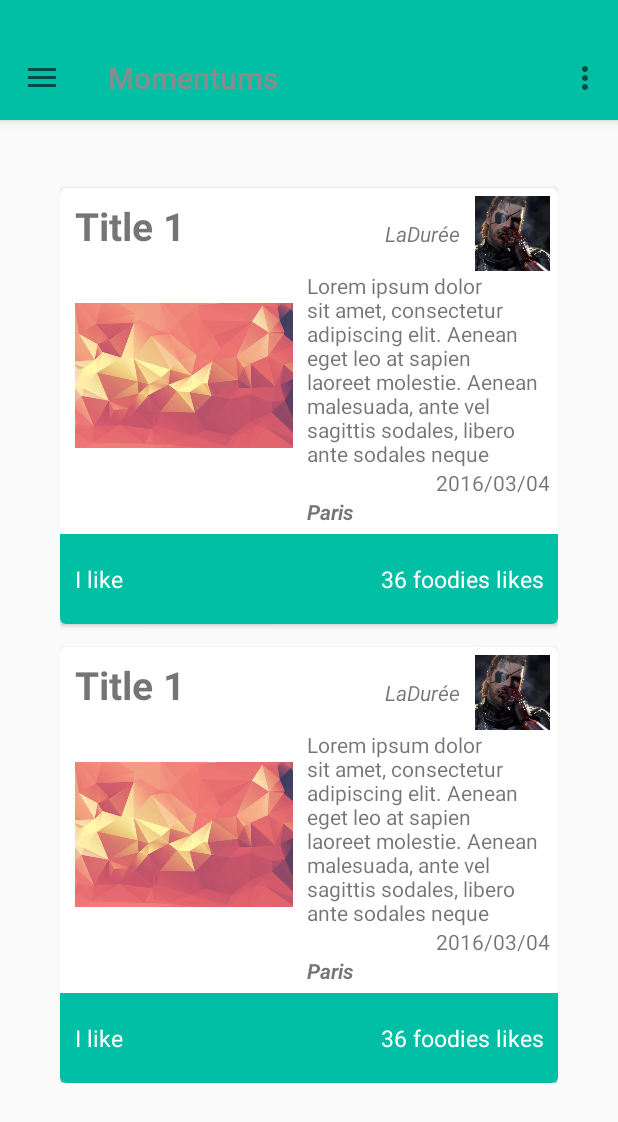
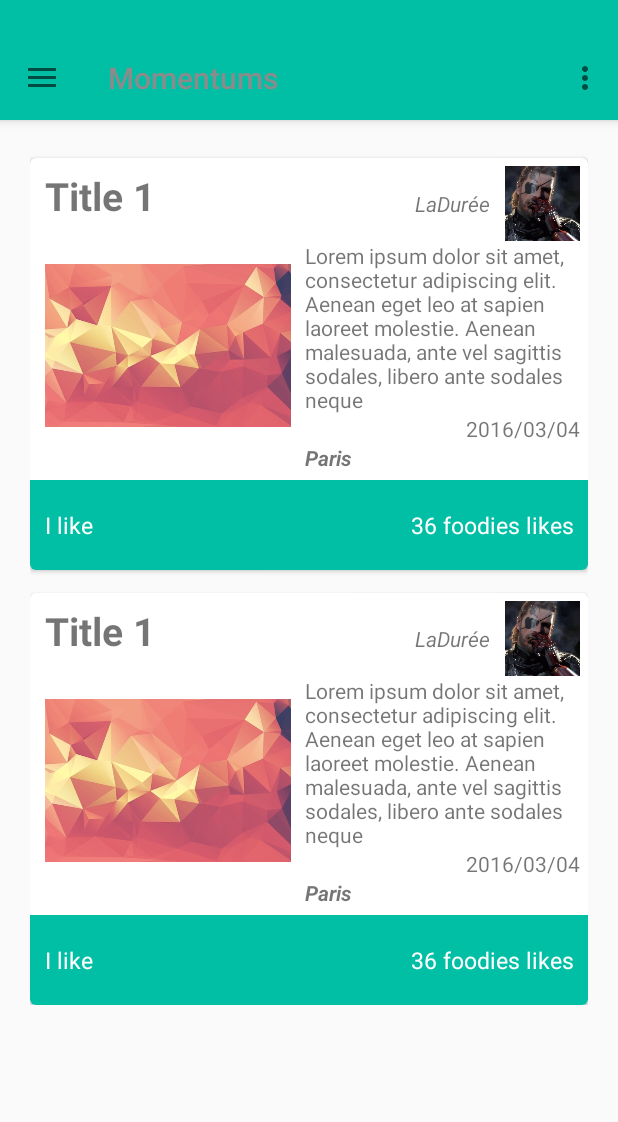
Before and after one commit to Kilomat/Foodie, an Android app: the screen it shows after launch (MainActivity), after a tap on "Momentums", on a phone screen of 412 x 824 dp. Shown: the top 1122 px of the screen. Run offline under Robolectric (Android 15) with nearby library versions, the light colour scheme and no system bars; our stand-ins replace ButterKnife; 1 other tap on this screen came first.

Commit message:
android project

```diff
--- a/app/src/main/java/foodie/project_training/com/foodie/MainActivity.java
+++ b/app/src/main/java/foodie/project_training/com/foodie/MainActivity.java
@@ -14,8 +14,8 @@ import android.view.View;
 import android.view.Menu;
 import android.view.MenuItem;
 
+import butterknife.Bind;
 import butterknife.ButterKnife;
-import butterknife.InjectView;
 import foodie.project_training.com.foodie.momentum.controller.MomentumFragment;
 import foodie.project_training.com.foodie.momentum.model.Momentum;
 
@@ -25,19 +25,19 @@ public class MainActivity extends AppCompatActivity {
     String  email = "tan.beauoudong@gmail.com";
     int     profile = R.drawable.header_profil;
 
-    @InjectView(R.id.tool_bar) Toolbar toolbar;
+    @Bind(R.id.tool_bar) Toolbar toolbar;
 
-    @InjectView(R.id.navigationView)
+    @Bind(R.id.navigationView)
     NavigationView  navigationView;
 
-    @InjectView(R.id.drawer_layout) DrawerLayout    drawerLayout;
+    @Bind(R.id.drawer_layout) DrawerLayout    drawerLayout;
     ActionBarDrawerToggle   actionBarDrawerToggle;
 
     @Override
     protected void onCreate(Bundle savedInstanceState) {
         super.onCreate(savedInstanceState);
         setContentView(R.layout.activity_main);
-        ButterKnife.inject(this);
+        ButterKnife.bind(this);
 
         setSupportActionBar(toolbar);
 
--- a/app/src/main/res/layout/momentum_fragment.xml
+++ b/app/src/main/res/layout/momentum_fragment.xml
@@ -10,7 +10,7 @@
         android:layout_height="wrap_content"
         android:layout_marginLeft="10dp"
         android:layout_marginRight="10dp"
-        android:padding="30dp">
+        android:padding="10dp">
 
     </android.support.v7.widget.RecyclerView>
 
```
